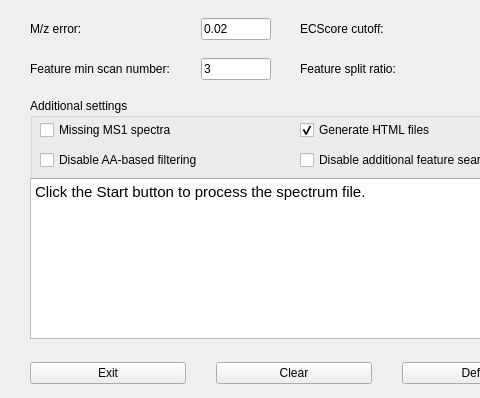
Before: the Qt Designer form src/gui/topfd/topfddialog.ui in toppic-suite/toppic-suite, drawn with Qt 5; both pictures show x 0 to 480 and y 232 to 630 of the 965 by 630 pixel window.
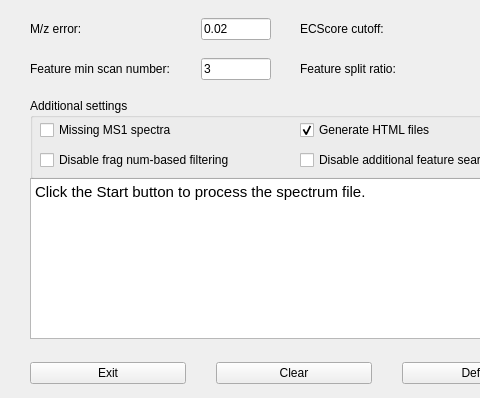
After: the same form once the commit is applied. Icons and pictures are not drawn.

Commit message: Completed issue #498

```diff
--- a/src/gui/topfd/topfddialog.ui
+++ b/src/gui/topfd/topfddialog.ui
@@ -650,7 +650,7 @@
          <bool>false</bool>
         </property>
         <property name="text">
-         <string>Disable AA-based filtering</string>
+         <string>Disable frag num-based filtering</string>
         </property>
         <property name="checkable">
          <bool>true</bool>
```
The commit also changes 1 other file.
